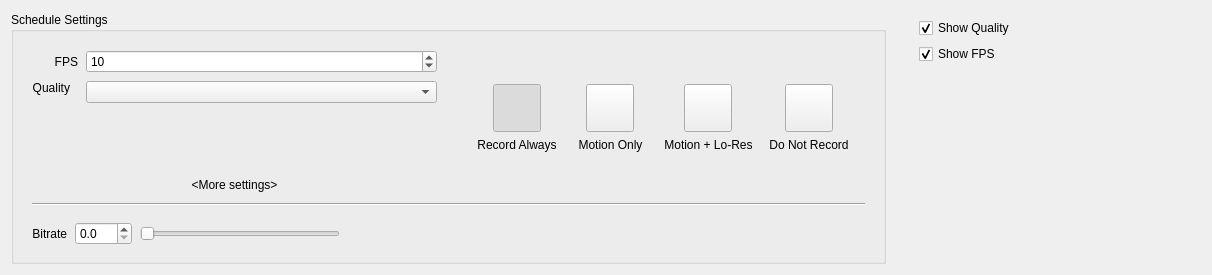
Old version of the form client/nx_client_desktop/src/nx/client/desktop/resource_properties/camera/widgets/schedule_settings_widget.ui in the repository networkoptix/nx_open.
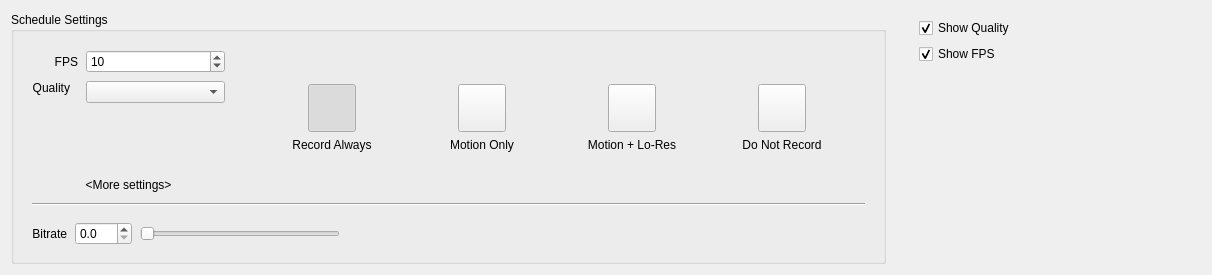
New version of the form. Custom widgets are drawn as their Qt base class.

Commit message:
New camera settings: Recording tab, minor layout improvement
<==== Mercurial data ====>
Branch: vms

```diff
--- a/client/nx_client_desktop/src/nx/client/desktop/resource_properties/camera/widgets/schedule_settings_widget.ui
+++ b/client/nx_client_desktop/src/nx/client/desktop/resource_properties/camera/widgets/schedule_settings_widget.ui
@@ -33,7 +33,7 @@
        <widget class="QWidget" name="scheduleSettingsButtons" native="true">
         <property name="sizePolicy">
          <sizepolicy hsizetype="MinimumExpanding" vsizetype="Maximum">
-          <horstretch>0</horstretch>
+          <horstretch>3</horstretch>
           <verstretch>0</verstretch>
          </sizepolicy>
         </property>
@@ -417,6 +417,12 @@
       </item>
       <item row="0" column="0">
        <widget class="QWidget" name="fpsAndQualityWidget" native="true">
+        <property name="sizePolicy">
+         <sizepolicy hsizetype="Preferred" vsizetype="Preferred">
+          <horstretch>1</horstretch>
+          <verstretch>0</verstretch>
+         </sizepolicy>
+        </property>
         <layout class="QFormLayout" name="formLayout">
          <property name="fieldGrowthPolicy">
           <enum>QFormLayout::AllNonFixedFieldsGrow</enum>
@@ -573,16 +579,16 @@
   </layout>
  </widget>
  <customwidgets>
-  <customwidget>
-   <class>nx::client::desktop::HintButton</class>
-   <extends>QWidget</extends>
-   <header location="global">nx/client/desktop/common/widgets/hint_button.h</header>
-  </customwidget>
   <customwidget>
    <class>nx::client::desktop::SelectableButton</class>
    <extends>QToolButton</extends>
    <header location="global">nx/client/desktop/common/widgets/selectable_button.h</header>
   </customwidget>
+  <customwidget>
+   <class>nx::client::desktop::HintButton</class>
+   <extends>QWidget</extends>
+   <header location="global">nx/client/desktop/common/widgets/hint_button.h</header>
+  </customwidget>
  </customwidgets>
  <resources/>
  <connections/>
```
